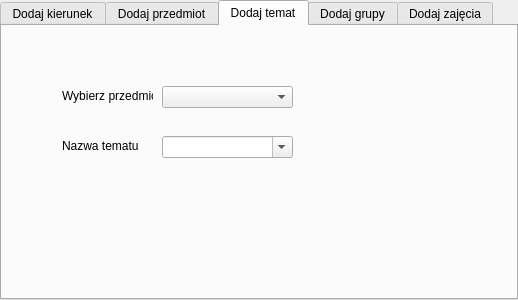
First picture: the form in Iris_recognition/tabwidget.ui, repository kn65op/inzynierka, before the edit.
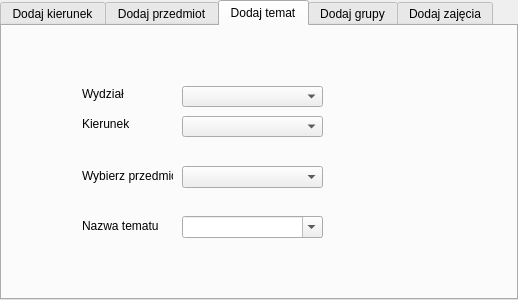
Second picture: the form after the edit. The open tabs and pages were chosen to show the change.

What changed in the file:
```diff
--- a/Iris_recognition/tabwidget.ui
+++ b/Iris_recognition/tabwidget.ui
@@ -157,9 +157,9 @@
    <widget class="QComboBox" name="topics_all">
     <property name="geometry">
      <rect>
-      <x>160</x>
-      <y>110</y>
-      <width>131</width>
+      <x>180</x>
+      <y>190</y>
+      <width>141</width>
       <height>22</height>
      </rect>
     </property>
@@ -170,8 +170,8 @@
    <widget class="QLabel" name="label">
     <property name="geometry">
      <rect>
-      <x>60</x>
-      <y>110</y>
+      <x>80</x>
+      <y>190</y>
       <width>91</width>
       <height>20</height>
      </rect>
@@ -183,9 +183,9 @@
    <widget class="QComboBox" name="topics_subject">
     <property name="geometry">
      <rect>
-      <x>160</x>
-      <y>60</y>
-      <width>131</width>
+      <x>180</x>
+      <y>140</y>
+      <width>141</width>
       <height>22</height>
      </rect>
     </property>
@@ -193,8 +193,8 @@
    <widget class="QLabel" name="label_8">
     <property name="geometry">
      <rect>
-      <x>60</x>
-      <y>60</y>
+      <x>80</x>
+      <y>140</y>
       <width>91</width>
       <height>20</height>
      </rect>
@@ -203,6 +203,52 @@
      <string>Wybierz przedmiot</string>
     </property>
    </widget>
+   <widget class="QComboBox" name="topics_faculty">
+    <property name="geometry">
+     <rect>
+      <x>180</x>
+      <y>60</y>
+      <width>141</width>
+      <height>21</height>
+     </rect>
+    </property>
+   </widget>
+   <widget class="QComboBox" name="topics_specialisation">
+    <property name="geometry">
+     <rect>
+      <x>180</x>
+      <y>90</y>
+      <width>141</width>
+      <height>21</height>
+     </rect>
+    </property>
+   </widget>
+   <widget class="QLabel" name="label_9">
+    <property name="geometry">
+     <rect>
+      <x>80</x>
+      <y>60</y>
+      <width>81</width>
+      <height>16</height>
+     </rect>
+    </property>
+    <property name="text">
+     <string>Wydział</string>
+    </property>
+   </widget>
+   <widget class="QLabel" name="label_14">
+    <property name="geometry">
+     <rect>
+      <x>80</x>
+      <y>90</y>
+      <width>81</width>
+      <height>16</height>
+     </rect>
+    </property>
+    <property name="text">
+     <string>Kierunek</string>
+    </property>
+   </widget>
   </widget>
   <widget class="QWidget" name="tab_3">
    <attribute name="title">
```
Left out of the diff: 74 changed lines with no effect on the pictures.
